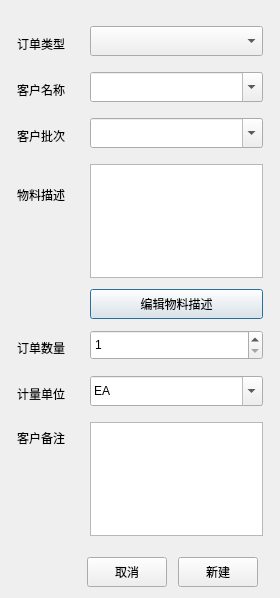
Old version of the form Qt/ERP/dialogneworder.ui in the repository superp2017/NTERP.
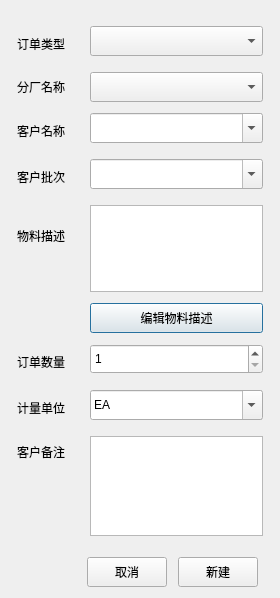
New version of the form.

The edit to the form file:
```diff
--- a/Qt/ERP/dialogneworder.ui
+++ b/Qt/ERP/dialogneworder.ui
@@ -81,7 +81,7 @@
        </property>
       </widget>
      </item>
-     <item row="1" column="0">
+     <item row="2" column="0">
       <widget class="QLabel" name="label">
        <property name="minimumSize">
         <size>
@@ -97,7 +97,7 @@
        </property>
       </widget>
      </item>
-     <item row="1" column="1">
+     <item row="2" column="1">
       <widget class="QComboBox" name="comboBox_customerName">
        <property name="minimumSize">
         <size>
@@ -110,7 +110,7 @@
        </property>
       </widget>
      </item>
-     <item row="2" column="0">
+     <item row="3" column="0">
       <widget class="QLabel" name="label_2">
        <property name="minimumSize">
         <size>
@@ -126,7 +126,7 @@
        </property>
       </widget>
      </item>
-     <item row="2" column="1">
+     <item row="3" column="1">
       <widget class="QComboBox" name="comboBox_CustomBatch">
        <property name="minimumSize">
         <size>
@@ -142,7 +142,7 @@
        </property>
       </widget>
      </item>
-     <item row="3" column="0">
+     <item row="4" column="0">
       <widget class="QLabel" name="label_5">
        <property name="minimumSize">
         <size>
@@ -158,10 +158,10 @@
        </property>
       </widget>
      </item>
-     <item row="3" column="1">
-      <widget class="QTextEdit" name="lineEdit_MaterielDes"/>
-     </item>
      <item row="4" column="1">
+      <widget class="QTextEdit" name="lineEdit_MaterielDes"/>
+     </item>
+     <item row="5" column="1">
       <widget class="QPushButton" name="pushButton_edit_des">
        <property name="minimumSize">
         <size>
@@ -183,7 +183,7 @@
        </property>
       </widget>
      </item>
-     <item row="5" column="0">
+     <item row="6" column="0">
       <widget class="QLabel" name="label_4">
        <property name="minimumSize">
         <size>
@@ -199,7 +199,7 @@
        </property>
       </widget>
      </item>
-     <item row="5" column="1">
+     <item row="6" column="1">
       <widget class="QSpinBox" name="spinBox_num">
        <property name="minimumSize">
         <size>
@@ -215,7 +215,7 @@
        </property>
       </widget>
      </item>
-     <item row="6" column="0">
+     <item row="7" column="0">
       <widget class="QLabel" name="label_6">
        <property name="minimumSize">
         <size>
@@ -231,7 +231,7 @@
        </property>
       </widget>
      </item>
-     <item row="6" column="1">
+     <item row="7" column="1">
       <widget class="QComboBox" name="comboBox_unit">
        <property name="minimumSize">
         <size>
@@ -254,7 +254,7 @@
        </item>
       </widget>
      </item>
-     <item row="7" column="0">
+     <item row="8" column="0">
       <widget class="QLabel" name="label_7">
        <property name="text">
         <string>客户备注</string>
@@ -264,7 +264,7 @@
        </property>
       </widget>
      </item>
-     <item row="7" column="1">
+     <item row="8" column="1">
       <widget class="QTextEdit" name="textEdit_custom_note">
        <property name="minimumSize">
         <size>
@@ -277,6 +277,29 @@
        </property>
       </widget>
      </item>
+     <item row="1" column="1">
+      <widget class="QComboBox" name="comboBox_factory">
+       <property name="minimumSize">
+        <size>
+         <width>0</width>
+         <height>30</height>
+        </size>
+       </property>
+      </widget>
+     </item>
+     <item row="1" column="0">
+      <widget class="QLabel" name="label_3">
+       <property name="minimumSize">
+        <size>
+         <width>0</width>
+         <height>30</height>
+        </size>
+       </property>
+       <property name="text">
+        <string>分厂名称</string>
+       </property>
+      </widget>
+     </item>
     </layout>
    </item>
    <item>
```
Left out of the diff: 2 changed lines with no effect on the pictures.
